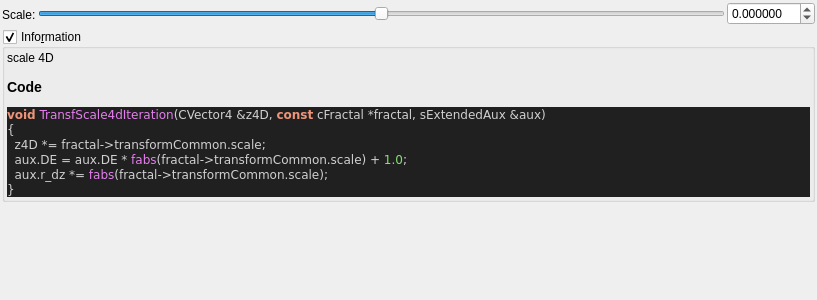
Old version of the form mandelbulber2/qt_data/fractal_transf_scale4d.ui in the repository buddhi1980/mandelbulber2.
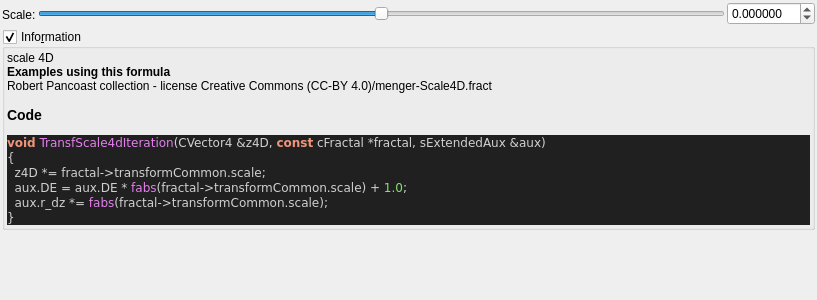
New version of the form. Custom widgets are drawn as their Qt base class.

Commit message: populateUiInformation - mostly example usage to ui files

What changed in the file:
```diff
--- a/mandelbulber2/qt_data/fractal_transf_scale4d.ui
+++ b/mandelbulber2/qt_data/fractal_transf_scale4d.ui
@@ -128,7 +128,7 @@
         <property name="text">
          <string notr="true">&lt;p&gt;scale 4D&lt;/p&gt;&lt;table&gt;
 &lt;/table&gt;
-&lt;h3&gt;Code&lt;/h3&gt;
+&lt;br&gt;&lt;b&gt;Examples using this formula&lt;/b&gt;&lt;br&gt;Robert Pancoast collection - license Creative Commons (CC-BY 4.0)/menger-Scale4D.fract&lt;h3&gt;Code&lt;/h3&gt;
 &lt;body style=&quot;background-color:#202020&quot;&gt;
 &lt;pre style=&quot;color:#d0d0d0; background-color:#202020;  font-family:'Courier New',monospace;&quot;&gt;&lt;span style=&quot;color:#f09479; font-weight:bold&quot;&gt;void&lt;/span&gt; &lt;span style=&quot;color:#e47eed&quot;&gt;TransfScale4dIteration&lt;/span&gt;&lt;span style=&quot;color:#d0d0d0&quot;&gt;(&lt;/span&gt;CVector4 &lt;span style=&quot;color:#d0d0d0&quot;&gt;&amp;amp;&lt;/span&gt;z4D&lt;span style=&quot;color:#d0d0d0&quot;&gt;,&lt;/span&gt; &lt;span style=&quot;color:#f09479; font-weight:bold&quot;&gt;const&lt;/span&gt; cFractal &lt;span style=&quot;color:#d0d0d0&quot;&gt;*&lt;/span&gt;fractal&lt;span style=&quot;color:#d0d0d0&quot;&gt;,&lt;/span&gt; sExtendedAux &lt;span style=&quot;color:#d0d0d0&quot;&gt;&amp;amp;&lt;/span&gt;aux&lt;span style=&quot;color:#d0d0d0&quot;&gt;)&lt;/span&gt;
 &lt;span style=&quot;color:#d0d0d0&quot;&gt;{&lt;/span&gt;
```
The commit also changes 57 other files.
